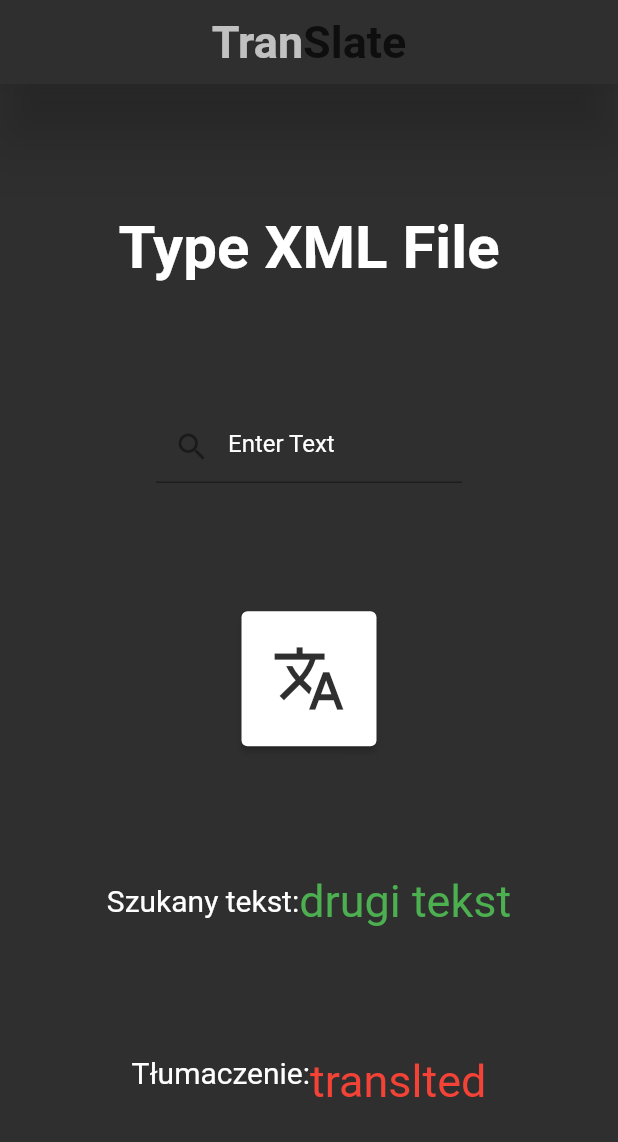
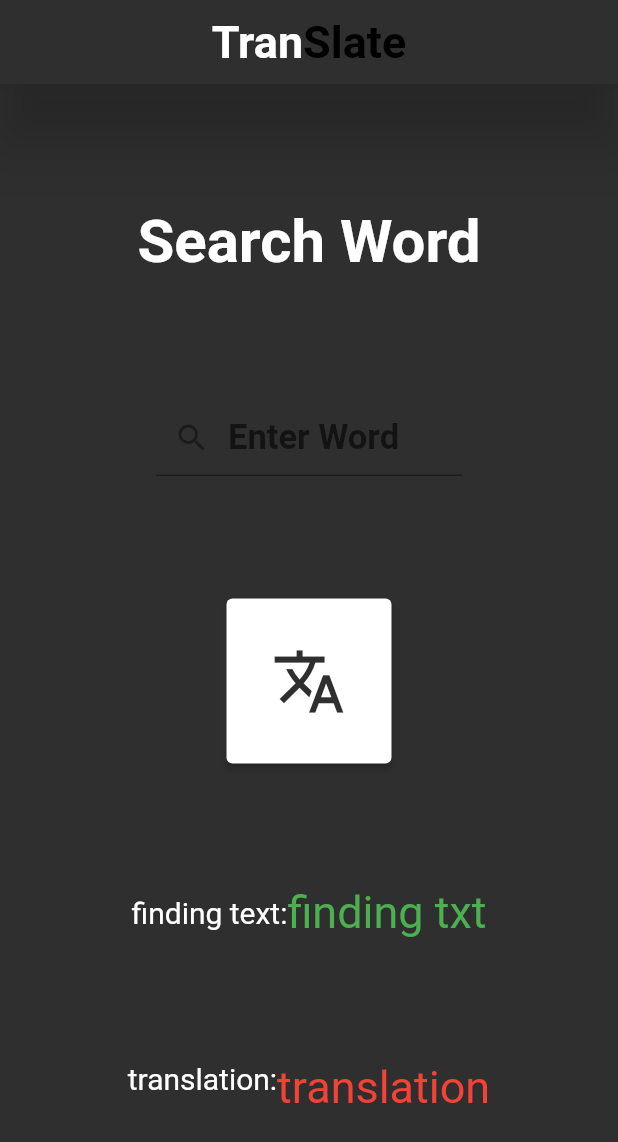
Before and after one commit to malak4822/xmltranslator, a Flutter app: the screen it shows after launch, after a tap on the "translate" icon, on a phone screen of 412 x 824 dp. Shown: the top 1142 px of the screen. Run offline on Flutter 3.47's test engine with Material 2 defaults, Android fonts, the phone set to English and light mode, and no system bars; our stand-ins replace google_fonts; Roboto replaces fonts that are missing (Actor, Overpass).

Commit message:
working searching/finding text tool

```diff
--- a/lib/button.dart
+++ b/lib/button.dart
@@ -1,8 +1,8 @@
 import 'package:flutter/material.dart';
 
 class ButtonClass extends StatefulWidget {
-  ButtonClass({Key? key, required this.onpressed}) : super(key: key);
-  VoidCallback onpressed;
+  ButtonClass({Key? key, required this.whenClick}) : super(key: key);
+  VoidCallback whenClick;
   @override
   State<ButtonClass> createState() => _ButtonClassState();
 }
@@ -12,10 +12,10 @@ class _ButtonClassState extends State<ButtonClass> {
   Widget build(BuildContext context) {
     return ElevatedButton(
         style: ElevatedButton.styleFrom(
-          padding: const EdgeInsets.all(20),
+          padding: const EdgeInsets.all(30),
           primary: Colors.white,
         ),
-        onPressed: widget.onpressed,
+        onPressed: widget.whenClick,
         child: const Icon(
           Icons.translate,
           size: 50,
--- a/lib/main.dart
+++ b/lib/main.dart
@@ -33,14 +33,13 @@ class MyHomePage extends StatefulWidget {
 }
 
 final _searchValue = TextEditingController();
+String _typedText = "finding txt";
+String _translatedText1 = "translation";
 
 class _MyHomePageState extends State<MyHomePage> {
-  String _keyWord = "translted";
-  String _translation = "drugi tekst";
-
   @override
   void initState() {
-    getXmlFile(context, _translation, _keyWord);
+    getXmlFile(context, _typedText);
     super.initState();
   }
 
@@ -59,13 +58,11 @@ class _MyHomePageState extends State<MyHomePage> {
                   TextSpan(
                       text: "Tran",
                       style: GoogleFonts.overpass(
-                          color: Colors.white.withOpacity(0.7),
-                          fontWeight: FontWeight.bold,
-                          fontSize: 30)),
+                          fontWeight: FontWeight.bold, fontSize: 30)),
                   TextSpan(
                       text: "Slate",
                       style: GoogleFonts.overpass(
-                          color: Colors.black.withOpacity(0.7),
+                          color: Colors.black,
                           fontWeight: FontWeight.bold,
                           fontSize: 30)),
                 ]),
@@ -77,38 +74,39 @@ class _MyHomePageState extends State<MyHomePage> {
         body:
             Column(mainAxisAlignment: MainAxisAlignment.spaceEvenly, children: [
           Text(
-            "Type XML File",
+            "Search Word",
             style: GoogleFonts.overpass(
                 fontSize: 40, color: Colors.white, fontWeight: FontWeight.bold),
           ),
           Padding(
             padding: const EdgeInsets.symmetric(horizontal: 104.0),
             child: TextField(
+              style: GoogleFonts.overpass(
+                  color: Colors.white,
+                  fontWeight: FontWeight.bold,
+                  fontSize: 23),
               controller: _searchValue,
               decoration: const InputDecoration(
                 prefixIcon: Icon(Icons.search),
-                hintText: "Enter Text",
-                hintStyle: TextStyle(
-                  color: Colors.white,
-                ),
+                hintText: "Enter Word",
               ),
             ),
           ),
           Center(child: ButtonClass(
-            onpressed: () async {
-              final _translatedText =
-                  await getXmlFile(context, _translation, _keyWord);
-
+            whenClick: () async {
+              final _translatedText2 =
+                  await getXmlFile(context, _searchValue.text);
+              print("wartosc po funkcji:$_translatedText2");
               setState(() {
-                _translation = _searchValue.text;
-                _keyWord = _translatedText.toString();
+                _typedText = _searchValue.text;
+                _translatedText1 = _translatedText2.first.toString();
               });
             },
           )),
           Row(mainAxisAlignment: MainAxisAlignment.center, children: [
-            Text("Szukany tekst:",
+            Text("finding text:",
                 style: GoogleFonts.actor(color: Colors.white, fontSize: 20)),
-            Text(_translation,
+            Text(_typedText,
                 textAlign: TextAlign.center,
                 style: GoogleFonts.overpass(
                   color: Colors.green,
@@ -116,9 +114,9 @@ class _MyHomePageState extends State<MyHomePage> {
                 ))
           ]),
           Wrap(children: [
-            Text("Tłumaczenie:",
+            Text("translation:",
                 style: GoogleFonts.actor(color: Colors.white, fontSize: 20)),
-            Text(_keyWord,
+            Text(_translatedText1,
                 textAlign: TextAlign.center,
                 style: GoogleFonts.overpass(
                   color: Colors.red,
--- a/lib/xmlreader.dart
+++ b/lib/xmlreader.dart
@@ -5,16 +5,15 @@ import 'package:xml/xml.dart' as xml;
 // jest slowo = true}
 //else {"Nie znaleziono"}
 
-Future<List<String>> getXmlFile(
-    BuildContext context, _translation, _keyWord) async {
+Future<List<String>> getXmlFile(BuildContext context, _typedText) async {
   String xmlString =
       await DefaultAssetBundle.of(context).loadString("assets/test.xml");
 
   var raw = xml.XmlDocument.parse(xmlString);
 
-  var elements = raw.findAllElements(_translation);
+  var elements = raw.findAllElements(_typedText);
 
-  return elements.map((noddde) {
-    return (noddde.text);
+  return elements.map((node) {
+    return (node.text);
   }).toList();
 }
```
